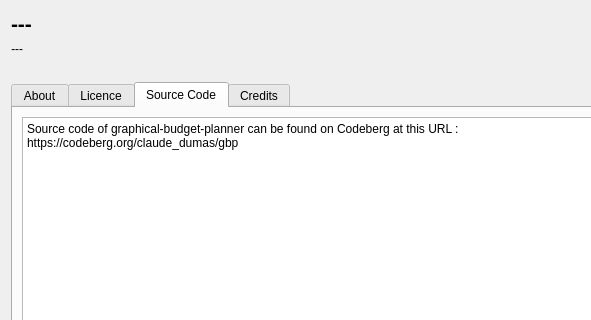
Qt form src/aboutdialog.ui (redmoon1945/gbp) before a commit; both pictures show x 0 to 591 and y 0 to 320 of the 841 by 700 pixel window.
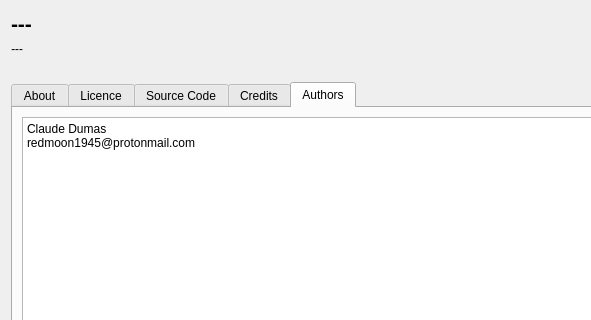
The same form after that commit. The open tabs and pages were chosen to show the change.

Diff of the .ui file:
```diff
--- a/src/aboutdialog.ui
+++ b/src/aboutdialog.ui
@@ -214,7 +214,7 @@
         </attribute>
         <layout class="QVBoxLayout" name="verticalLayout_4">
          <item>
-          <layout class="QVBoxLayout" name="verticalLayout_3">
+          <layout class="QVBoxLayout" name="verticalLayout_Licence">
            <item>
             <widget class="QPlainTextEdit" name="plainTextEdit_3">
              <property name="plainText">
@@ -273,6 +273,27 @@
          </item>
         </layout>
        </widget>
+       <widget class="QWidget" name="authors">
+        <property name="sizePolicy">
+         <sizepolicy hsizetype="Preferred" vsizetype="Preferred">
+          <horstretch>0</horstretch>
+          <verstretch>0</verstretch>
+         </sizepolicy>
+        </property>
+        <attribute name="title">
+         <string>Authors</string>
+        </attribute>
+        <layout class="QVBoxLayout" name="verticalLayout_3">
+         <item>
+          <widget class="QPlainTextEdit" name="contactsPlainTextEdit">
+           <property name="plainText">
+            <string>Claude Dumas
+redmoon1945@protonmail.com</string>
+           </property>
+          </widget>
+         </item>
+        </layout>
+       </widget>
       </widget>
      </item>
      <item>
```
Left out of the diff: 10 changed lines with no effect on the pictures.
